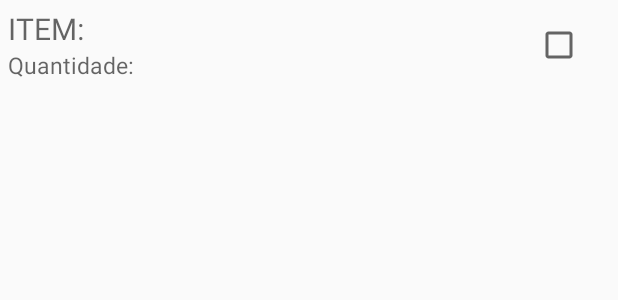
After one commit to verxm/AppListaCompras, an Android app: the layout layout_lista_compras.xml on its own in the app's theme, with its tools: preview values and no code run, on a phone screen of 412 x 824 dp. The commit adds this screen. Shown: the top 300 px of the screen. Run offline under Robolectric (Android 15) with nearby library versions, the phone set to English and light mode, and no system bars.

Commit message:
Salvando / Carregando as listas / Scan abrindo / Tela de compras criada

```diff
--- a/app/build.gradle
+++ b/app/build.gradle
@@ -26,4 +26,6 @@ dependencies {
     testImplementation 'junit:junit:4.12'
     androidTestImplementation 'com.android.support.test:runner:1.0.2'
     androidTestImplementation 'com.android.support.test.espresso:espresso-core:3.0.2'
+    implementation 'com.google.zxing:core:3.2.1'
+    implementation 'com.journeyapps:zxing-android-embedded:3.2.0@aar'
 }
--- a/app/src/main/java/com/example/projeto/applistacompras/Adapters/ItemLista.java
+++ b/app/src/main/java/com/example/projeto/applistacompras/Adapters/ItemLista.java
@@ -75,7 +75,7 @@ public class ItemLista extends BaseAdapter {
             suporte = (ItemSuporte) view.getTag();
         }
 
-        suporte.etNome.setText("ITEM: " +item.getNome());
+        suporte.etNome.setText("ITEM: " + item.getNome());
         suporte.etQuantidade.setText("Quantidade: " + item.getQuantidade());
 
         if (i % 2 == 0) {
--- a/app/src/main/java/com/example/projeto/applistacompras/Controller/ListaDAO.java
+++ b/app/src/main/java/com/example/projeto/applistacompras/Controller/ListaDAO.java
@@ -11,7 +11,7 @@ import java.util.List;
 public class ListaDAO {
 
 
-    public static boolean criarLista(String data, Context contexto){
+    public static boolean criarLista(String data, Context contexto) {
         String sql = "INSERT INTO lista (data) VALUES ( '" + data + "' )";
 
         Conexao conn = new Conexao(contexto);
@@ -19,7 +19,7 @@ public class ListaDAO {
         return true;
     }
 
-    public static int buscarMaiorIDdaLista(Context contexto){
+    public static int buscarMaiorIDdaLista(Context contexto) {
         String sql = "SELECT MAX(ID) FROM lista";
 
         Conexao conn = new Conexao(contexto);
--- /dev/null
+++ b/app/src/main/res/layout/layout_lista_compras.xml
@@ -0,0 +1,38 @@
+<?xml version="1.0" encoding="utf-8"?>
+<LinearLayout xmlns:android="http://schemas.android.com/apk/res/android"
+    android:id="@+id/lcLayout"
+    android:layout_width="match_parent"
+    android:layout_height="wrap_content"
+    android:orientation="horizontal"
+    android:padding="5sp">
+
+    <LinearLayout
+        android:id="@+id/lvItens"
+        android:layout_width="0sp"
+        android:layout_height="wrap_content"
+        android:layout_weight="1"
+        android:orientation="vertical">
+
+        <TextView
+            android:id="@+id/cnlItem"
+            android:layout_width="wrap_content"
+            android:layout_height="wrap_content"
+            android:hint="ITEM:"
+            android:textSize="20sp" />
+
+        <TextView
+            android:id="@+id/cnlQuantidade"
+            android:layout_width="wrap_content"
+            android:layout_height="wrap_content"
+            android:hint="Quantidade:"
+            android:textSize="15sp" />
+
+    </LinearLayout>
+
+    <CheckBox
+        android:id="@+id/ckConfirmado"
+        android:layout_width="50sp"
+        android:layout_height="50sp"
+        android:layout_gravity="center_vertical"/>
+
+</LinearLayout>
```
Also changed, not shown: app/src/main/java/com/example/projeto/applistacompras/Adapters/ListaCompras.java (+79 -1 lines), app/src/main/java/com/example/projeto/applistacompras/View/CompraActivity.java (+45 -3 lines), app/src/main/java/com/example/projeto/applistacompras/View/ListasActivity.java (+8 -10 lines), app/src/main/res/layout/activity_compra.xml (+15 -2 lines).
